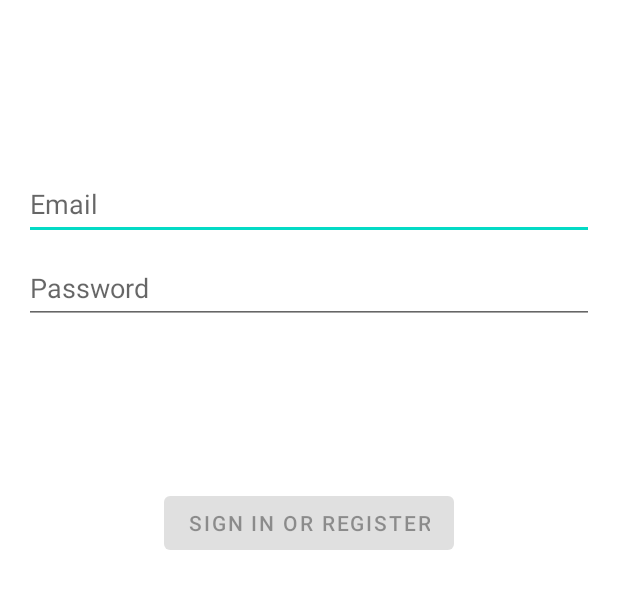
After one commit to NatAnatTer/Authorisation, an Android app: the layout fragment_login.xml on its own in the app's theme, with its tools: preview values and no code run, on a phone screen of 412 x 824 dp. The commit adds this screen. Shown: the top 589 px of the screen. Run offline under Robolectric (Android 15) with nearby library versions, the phone set to English and light mode, and no system bars.

Commit message:
add login fragment and feed and viewModel

```diff
--- a/app/build.gradle
+++ b/app/build.gradle
@@ -44,7 +44,7 @@ dependencies {
     implementation 'androidx.constraintlayout:constraintlayout:2.1.4'
     implementation 'androidx.lifecycle:lifecycle-livedata-ktx:2.6.1'
     implementation 'androidx.lifecycle:lifecycle-viewmodel-ktx:2.6.1'
-    implementation 'net.openid:appauth:1.1.1'
+
     implementation 'androidx.navigation:navigation-fragment-ktx:2.5.3'
     implementation 'androidx.navigation:navigation-ui-ktx:2.5.3'
     testImplementation 'junit:junit:4.13.2'
--- a/app/src/main/AndroidManifest.xml
+++ b/app/src/main/AndroidManifest.xml
@@ -11,13 +11,9 @@
         android:supportsRtl="true"
         android:theme="@style/Theme.Authorisation"
         tools:targetApi="31">
+
         <activity
             android:name=".BaseActivity"
-            android:exported="false"
-            android:label="@string/title_activity_base"
-            android:theme="@style/Theme.Authorisation.NoActionBar" />
-        <activity
-            android:name=".ui.login.LoginActivity"
             android:exported="true"
             android:label="@string/app_name">
             <intent-filter>
--- a/app/src/main/java/com/example/authorisation/ui/login/LoginViewModel.kt
+++ b/app/src/main/java/com/example/authorisation/ui/login/LoginViewModel.kt
@@ -10,6 +10,7 @@ import com.example.authorisation.data.Result
 import com.example.authorisation.R
 
 class LoginViewModel(private val loginRepository: LoginRepository) : ViewModel() {
+
 
     private val _loginForm = MutableLiveData<LoginFormState>()
     val loginFormState: LiveData<LoginFormState> = _loginForm
--- /dev/null
+++ b/app/src/main/res/layout/fragment_login.xml
@@ -0,0 +1,73 @@
+<?xml version="1.0" encoding="utf-8"?>
+<androidx.constraintlayout.widget.ConstraintLayout xmlns:android="http://schemas.android.com/apk/res/android"
+xmlns:app="http://schemas.android.com/apk/res-auto"
+xmlns:tools="http://schemas.android.com/tools"
+android:id="@+id/container"
+android:layout_width="match_parent"
+android:layout_height="match_parent"
+android:paddingLeft="@dimen/activity_horizontal_margin"
+android:paddingTop="@dimen/activity_vertical_margin"
+android:paddingRight="@dimen/activity_horizontal_margin"
+android:paddingBottom="@dimen/activity_vertical_margin"
+tools:context=".LoginFragment">
+
+<EditText
+    android:id="@+id/username"
+    android:layout_width="0dp"
+    android:layout_height="wrap_content"
+    android:layout_marginTop="96dp"
+    android:hint="@string/prompt_email"
+    android:inputType="textEmailAddress"
+    android:selectAllOnFocus="true"
+    android:minHeight="48dp"
+    android:maxWidth="488dp"
+    app:layout_constraintEnd_toEndOf="parent"
+    app:layout_constraintStart_toStartOf="parent"
+    app:layout_constraintTop_toTopOf="parent" />
+
+<EditText
+    android:id="@+id/password"
+    android:layout_width="0dp"
+    android:layout_height="wrap_content"
+    android:layout_marginTop="8dp"
+    android:hint="@string/prompt_password"
+    android:imeActionLabel="@string/action_sign_in_short"
+    android:imeOptions="actionDone"
+    android:inputType="textPassword"
+    android:selectAllOnFocus="true"
+    android:minHeight="48dp"
+    android:maxWidth="488dp"
+    app:layout_constraintEnd_toEndOf="parent"
+    app:layout_constraintStart_toStartOf="parent"
+    app:layout_constraintTop_toBottomOf="@+id/username" />
+
+<Button
+    android:id="@+id/btnlogin"
+    android:layout_width="wrap_content"
+    android:layout_height="wrap_content"
+    android:layout_gravity="start"
+    android:layout_marginTop="16dp"
+    android:layout_marginBottom="64dp"
+    android:enabled="false"
+    android:text="@string/action_sign_in"
+    app:layout_constraintBottom_toBottomOf="parent"
+    app:layout_constraintEnd_toEndOf="parent"
+    app:layout_constraintStart_toStartOf="parent"
+    app:layout_constraintTop_toBottomOf="@+id/password"
+    app:layout_constraintVertical_bias="0.2" />
+
+<ProgressBar
+    android:id="@+id/loading"
+    android:layout_width="wrap_content"
+    android:layout_height="wrap_content"
+    android:layout_gravity="center"
+    android:layout_marginTop="64dp"
+    android:layout_marginBottom="64dp"
+    android:visibility="gone"
+    app:layout_constraintBottom_toBottomOf="parent"
+    app:layout_constraintEnd_toEndOf="@+id/password"
+    app:layout_constraintStart_toStartOf="@+id/password"
+    app:layout_constraintTop_toTopOf="parent"
+    app:layout_constraintVertical_bias="0.3" />
+
+</androidx.constraintlayout.widget.ConstraintLayout>
--- a/build.gradle
+++ b/build.gradle
@@ -2,5 +2,5 @@
 plugins {
     id 'com.android.application' version '7.4.2' apply false
     id 'com.android.library' version '7.4.2' apply false
-    id 'org.jetbrains.kotlin.android' version '1.8.0' apply false
+    id 'org.jetbrains.kotlin.android' version '1.8.10' apply false
 }
```
Also changed, not shown: app/src/main/java/com/example/authorisation/FeedFragment.kt (+13 -16 lines), app/src/main/java/com/example/authorisation/LoginFragment.kt (+13 -20 lines), app/src/main/java/com/example/authorisation/LoginViewModelNew.kt (added, +8 -0 lines), app/src/main/res/layout/fragment_first.xml (deleted, +0 -28 lines), app/src/main/res/navigation/nav_graph.xml (+7 -12 lines), app/src/main/res/layout/fragment_feed.xml (renamed from app/src/main/res/layout/fragment_second.xml).
